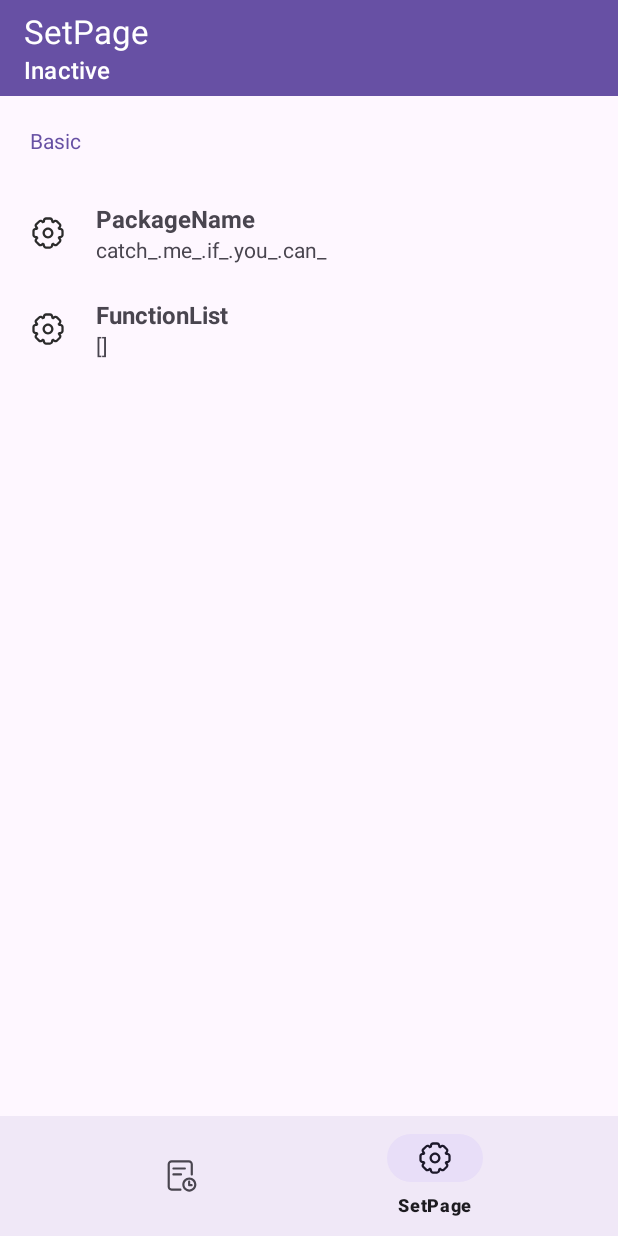
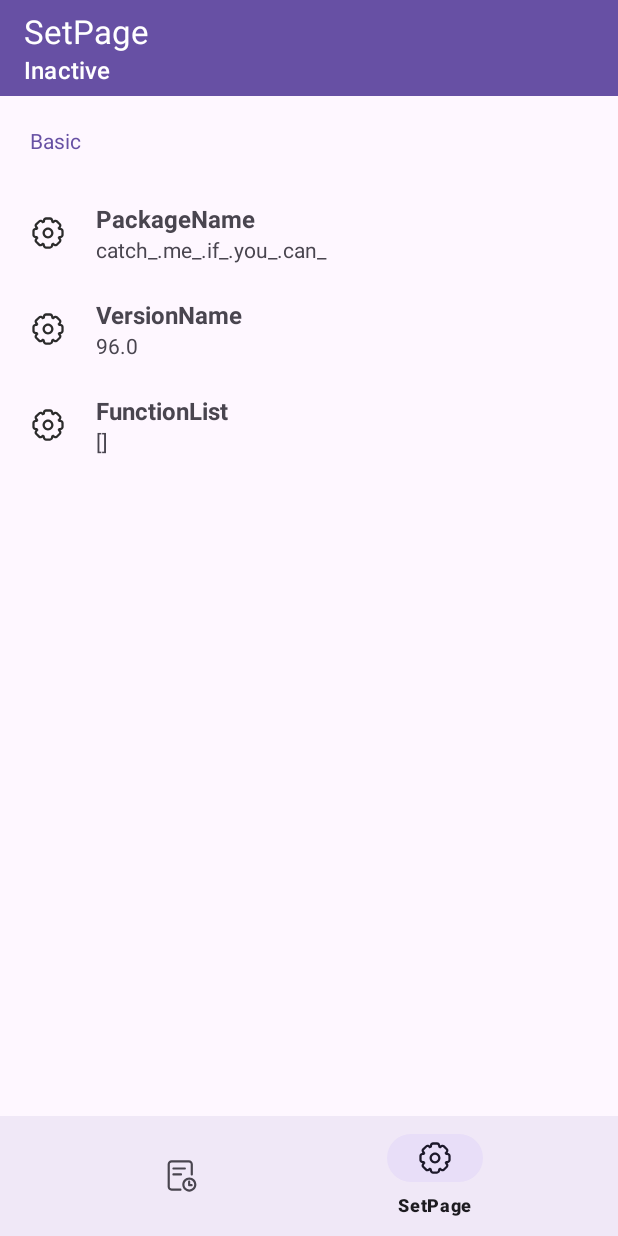
Before and after one commit to HdShare/HookGG, an Android app: the screen it shows after launch (MainActivity), item 2 of the bottom bar chosen, on a phone screen of 412 x 824 dp. Run offline under Robolectric (Android 15) with nearby library versions, the phone set to English and light mode, and no system bars; libraries missing offline, so code that uses them is left out: com.highcapable.yukihookapi; 6 statements that could not run were skipped.

Commit message:
20:17 完善

```diff
--- a/app/build.gradle
+++ b/app/build.gradle
@@ -13,7 +13,7 @@ android {
         minSdk 26
         targetSdk 34
         versionCode 20240303
-        versionName "1.2.004"
+        versionName "1.3.000"
         buildConfigField 'String', 'TAG', '"HookGG"'
     }
 
--- a/app/src/main/java/me/hd/hookgg/data/ConfigData.kt
+++ b/app/src/main/java/me/hd/hookgg/data/ConfigData.kt
@@ -3,8 +3,7 @@ package me.hd.hookgg.data
 import com.highcapable.yukihookapi.hook.xposed.prefs.data.PrefsData
 
 object ConfigData {
-
     val SET_PACKAGE_NAME = PrefsData("set_package_name", "")
+    val SET_VERSION_NAME = PrefsData("set_version_name", "")
     val SET_FUNCTION_PREFS = PrefsData("set_function_prefs", "")
-
 }
--- a/app/src/main/res/layout/fragment_set_page.xml
+++ b/app/src/main/res/layout/fragment_set_page.xml
@@ -74,6 +74,42 @@
         </LinearLayout>
 
         <LinearLayout
+            android:id="@+id/setLLVersionName"
+            android:layout_width="match_parent"
+            android:layout_height="wrap_content"
+            android:orientation="horizontal">
+
+            <ImageView
+                android:layout_width="wrap_content"
+                android:layout_height="wrap_content"
+                android:layout_margin="20dp"
+                android:src="@drawable/ic_nav_set_24dp"
+                tools:ignore="ContentDescription" />
+
+            <LinearLayout
+                android:layout_width="0dp"
+                android:layout_height="match_parent"
+                android:layout_weight="1"
+                android:gravity="center"
+                android:orientation="vertical">
+
+                <TextView
+                    android:layout_width="match_parent"
+                    android:layout_height="wrap_content"
+                    android:text="@string/set_key_version_name"
+                    android:textSize="16sp"
+                    android:textStyle="bold" />
+
+                <TextView
+                    android:id="@+id/setTvDefVersionName"
+                    android:layout_width="match_parent"
+                    android:layout_height="wrap_content"
+                    android:text="@string/set_def_version_name"
+                    android:textSize="14sp" />
+            </LinearLayout>
+        </LinearLayout>
+
+        <LinearLayout
             android:id="@+id/setLLFunctionList"
             android:layout_width="match_parent"
             android:layout_height="wrap_content"
--- a/app/src/main/res/values/strings.xml
+++ b/app/src/main/res/values/strings.xml
@@ -5,11 +5,13 @@
     <string name="nav_log">LogPage</string>
     <string name="nav_set">SetPage</string>
     <string name="tab_save">Save</string>
+    <string name="dialog_accept">Accept</string>
+    <string name="dialog_decline">Decline</string>
     <string name="set_basic">Basic</string>
     <string name="set_key_package_name">PackageName</string>
     <string name="set_def_package_name">catch_.me_.if_.you_.can_</string>
-    <string name="dialog_accept">Accept</string>
-    <string name="dialog_decline">Decline</string>
+    <string name="set_key_version_name">VersionName</string>
+    <string name="set_def_version_name">96.0</string>
     <string name="set_key_function_list">FunctionList</string>
     <string name="set_def_function_list">[]</string>
 </resources>
```
Also changed, not shown: app/src/main/java/me/hd/hookgg/hook/HookEntry.kt (+10 -1 lines), app/src/main/java/me/hd/hookgg/hook/utils/ConfigUtil.kt (+24 -5 lines), app/src/main/java/me/hd/hookgg/ui/fragment/SetPageFragment.kt (+23 -4 lines).
